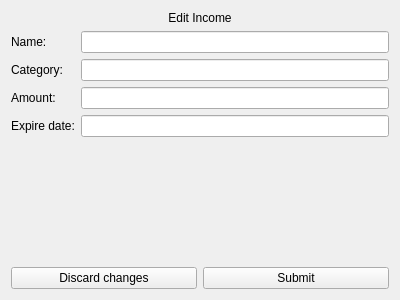
The window that src/Client/View/MainPage/Income/IncomeEditSubPage/IncomeEditSubPage.ui (iodream/Spend-Note) describes before a commit, drawn with Qt 5.
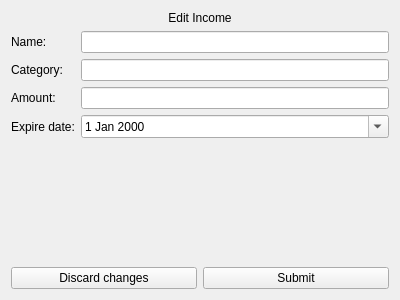
The same window after the commit.

Commit message: changed datetimeedit to dateedit + implemented set of current time

The edit to the form file:
```diff
--- a/src/Client/View/MainPage/Income/IncomeEditSubPage/IncomeEditSubPage.ui
+++ b/src/Client/View/MainPage/Income/IncomeEditSubPage/IncomeEditSubPage.ui
@@ -64,7 +64,11 @@
       </widget>
      </item>
      <item row="3" column="1">
-      <widget class="QLineEdit" name="ExpirationTimeLineEdit"/>
+      <widget class="QDateEdit" name="ExpirationDateEdit">
+       <property name="calendarPopup">
+        <bool>true</bool>
+       </property>
+      </widget>
      </item>
     </layout>
    </item>
```
The commit also changes 3 other files.
